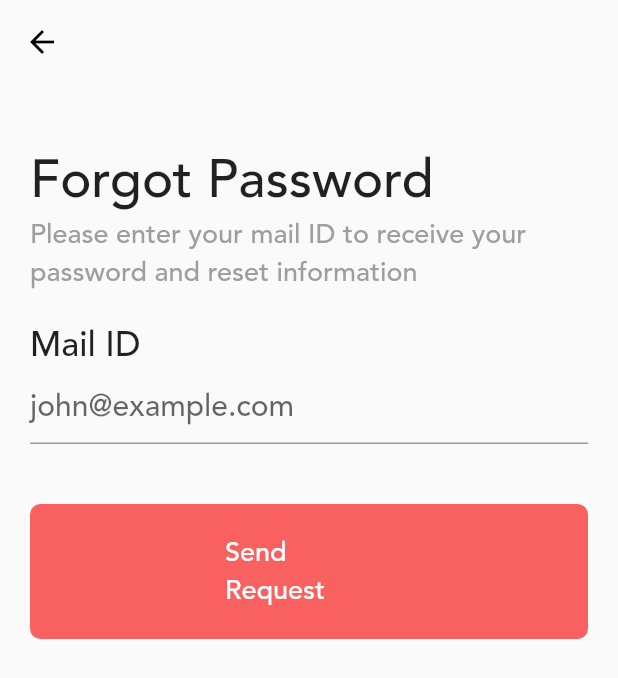
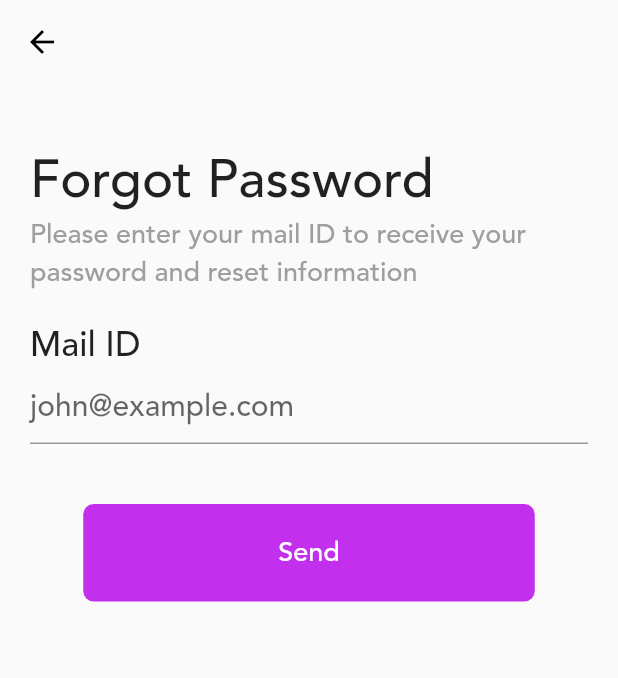
Before and after one commit to rubenshibu/todo-flutter, a Flutter app: the ForgotPassword screen opened directly, on a phone screen of 412 x 824 dp. Shown: the top 678 px of the screen. Run offline on Flutter 3.47's test engine with Material 2 defaults, Android fonts, the phone set to English and light mode, and no system bars; our stand-ins replace flutter_slidable, stacked, table_calendar.

Commit message:
under :construction:

```diff
--- a/lib/src/screens/forgot_password/Forgotpassword.dart
+++ b/lib/src/screens/forgot_password/Forgotpassword.dart
@@ -25,28 +25,33 @@ class _ForgotPasswordState extends State<ForgotPassword> {
         child: Column(
           crossAxisAlignment: CrossAxisAlignment.start,
           children: [
-            SizedBox(height: 20,),
-            Text("Forgot Password", style: TextStyle(
-                fontSize: 35
-            ),),
-            Text("Please enter your mail ID to receive your password and reset information", style: TextStyle(
-                fontSize: 18,
-                color: Colors.grey
-            ),),
-            SizedBox(height: 20,),
-            Text("Mail ID", style: TextStyle(
-              fontSize: 23,
-            ),),
-            TextField(
-              decoration: InputDecoration(
-                  hintText: "john@example.com"
-              ),
+            SizedBox(
+              height: 20,
+            ),
+            Text(
+              "Forgot Password",
+              style: TextStyle(fontSize: 35),
+            ),
+            Text(
+              "Please enter your mail ID to receive your password and reset information",
+              style: TextStyle(fontSize: 18, color: Colors.grey),
+            ),
+            SizedBox(
+              height: 20,
+            ),
+            Text(
+              "Mail ID",
               style: TextStyle(
-                  fontSize: 20
+                fontSize: 23,
               ),
             ),
-            SizedBox(height: 40,),
-
+            TextField(
+              decoration: InputDecoration(hintText: "john@example.com"),
+              style: TextStyle(fontSize: 20),
+            ),
+            SizedBox(
+              height: 40,
+            ),
             Center(
               child: InkWell(
                 onTap: openResetPassword,
@@ -54,12 +59,11 @@ class _ForgotPasswordState extends State<ForgotPassword> {
                   padding: EdgeInsets.symmetric(horizontal: 130, vertical: 20),
                   decoration: BoxDecoration(
                       borderRadius: BorderRadius.all(Radius.circular(7)),
-                      color: Color(0xfff96060)
+                      color: Color(0xFFC230EE)),
+                  child: Text(
+                    "Send",
+                    style: TextStyle(fontSize: 18, color: Colors.white),
                   ),
-                  child: Text("Send Request", style: TextStyle(
-                      fontSize: 18,
-                      color: Colors.white
-                  ),),
                 ),
               ),
             )
@@ -68,8 +72,9 @@ class _ForgotPasswordState extends State<ForgotPassword> {
       ),
     );
   }
-  void openResetPassword()
-  {
-    Navigator.push(context, MaterialPageRoute(builder: (context)=>ResetPassword()));
+
+  void openResetPassword() {
+    Navigator.push(
+        context, MaterialPageRoute(builder: (context) => ResetPassword()));
   }
 }
--- a/lib/src/screens/homepage/HomePage.dart
+++ b/lib/src/screens/homepage/HomePage.dart
@@ -57,7 +57,7 @@ class _HomePageState extends State<HomePage> {
               ),
               Container(
                 height: 70,
-                color: Color(0xfff96060),
+                color: Color(0xFF8545EC),
                 child: Row(
                   mainAxisAlignment: MainAxisAlignment.spaceAround,
                   children: [
@@ -141,7 +141,7 @@ class _HomePageState extends State<HomePage> {
                         ),
                       ),
                       taskWidget(
-                          Color(0xfff96060), "Meeting with someone", "9:00 AM"),
+                          Color(0xFF8545EC), "Meeting with someone", "9:00 AM"),
                       taskWidget(
                           Colors.blue, "Meeting with someone", "9:00 AM"),
                       taskWidget(
@@ -256,7 +256,7 @@ class _HomePageState extends State<HomePage> {
                               gradient: LinearGradient(
                                 begin: Alignment.topRight,
                                 end: Alignment.bottomLeft,
-                                colors: [Color(0xfff96060), Colors.red],
+                                colors: [Color(0xFF8545EC), Colors.red],
                               ),
                               shape: BoxShape.circle),
                           child: Center(
--- a/lib/src/screens/login_page/LoginPage.dart
+++ b/lib/src/screens/login_page/LoginPage.dart
@@ -90,7 +90,7 @@ class LoginPage extends StatelessWidget {
                             EdgeInsets.symmetric(horizontal: 130, vertical: 20),
                         decoration: BoxDecoration(
                             borderRadius: BorderRadius.all(Radius.circular(7)),
-                            color: Color(0xfff96060)),
+                            color: Color(0xFF8545EC)),
                         child: Text(
                           "Log In",
                           style: TextStyle(fontSize: 18, color: Colors.white),
--- a/lib/src/screens/newtask/NewTask.dart
+++ b/lib/src/screens/newtask/NewTask.dart
@@ -188,7 +188,7 @@ class _NewTaskState extends State<NewTask> {
                             width: double.infinity,
                             decoration: BoxDecoration(
                               borderRadius: BorderRadius.all(Radius.circular(15)),
-                              color: Color(0xffff96060)
+                              color: Color(0xFF8545EC)
                             ),
                             child: Center(
                               child: Text("Add Task", style: TextStyle(
--- a/lib/src/screens/paswordchange/PasswordChangedSuccessfully.dart
+++ b/lib/src/screens/paswordchange/PasswordChangedSuccessfully.dart
@@ -37,7 +37,7 @@ class _PasswordChangedSuccessfullyState extends State<PasswordChangedSuccessfull
                 padding: EdgeInsets.symmetric(horizontal: 100, vertical: 20),
                 decoration: BoxDecoration(
                     borderRadius: BorderRadius.all(Radius.circular(7)),
-                    color: Color(0xfff96060)
+                    color: Color(0xFF8545EC)
                 ),
                 child: Text("Continue", style: TextStyle(
                     fontSize: 18,
```
Also changed, not shown: lib/src/screens/checklist/CheckList.dart (+4 -4 lines), lib/src/screens/newnote/NewNote.dart (+4 -4 lines).
